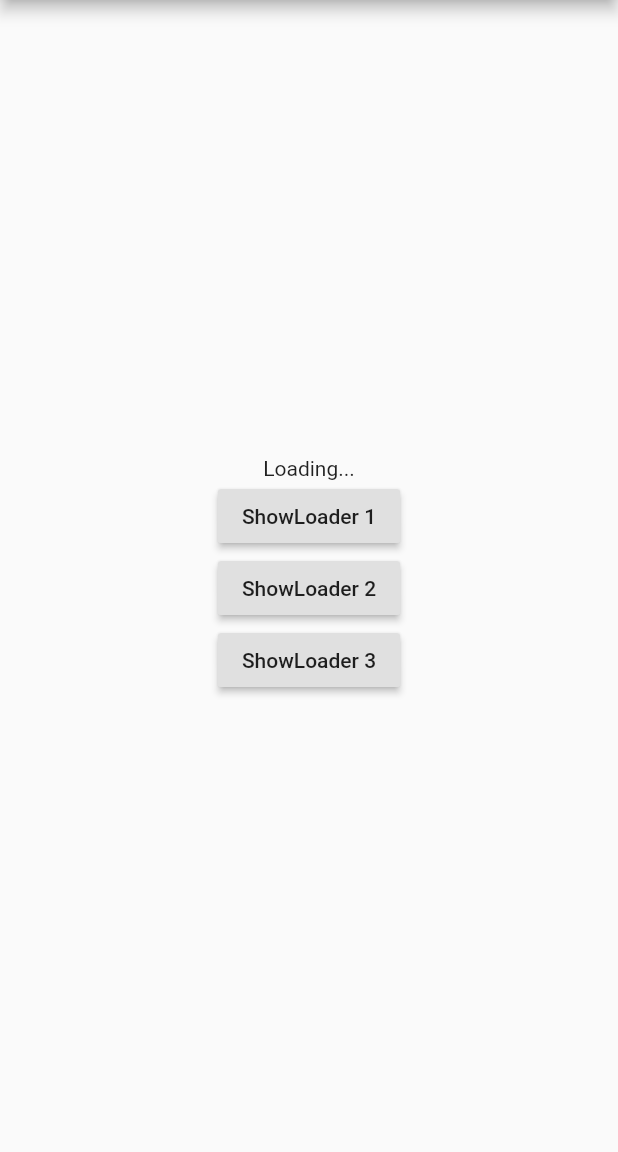
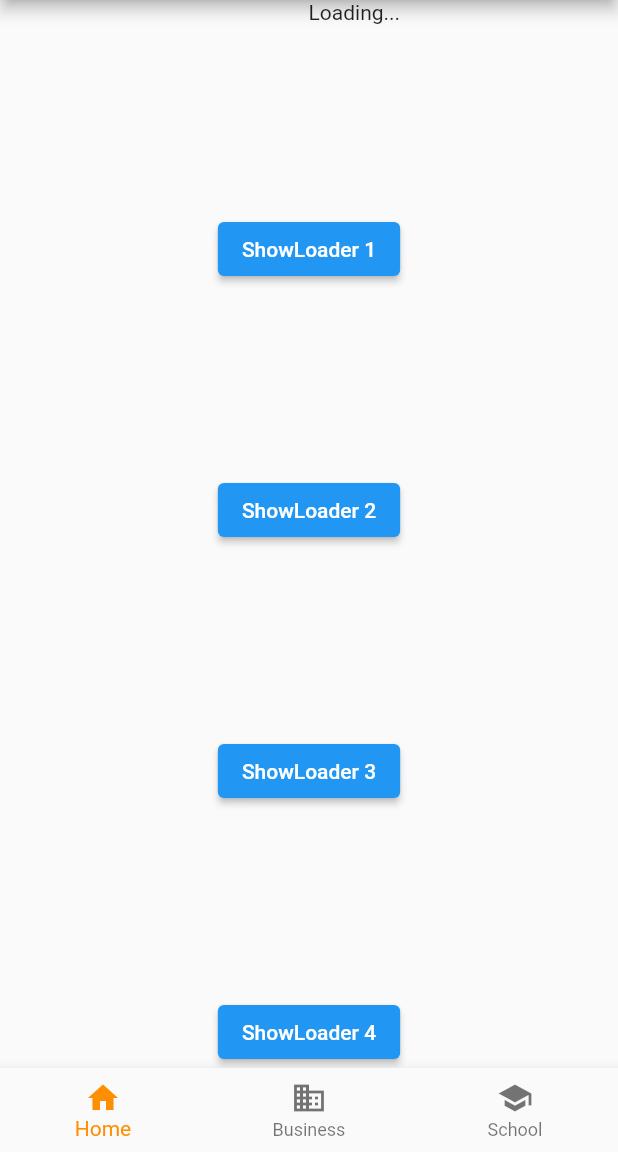
Before and after one commit to spporan/FlutterOverlayLoader, a Flutter app: the screen it shows after launch, on a phone screen of 412 x 824 dp, the part 84-1236 px from its top. Run offline on Flutter 3.47's test engine with Material 2 defaults, Android fonts, the phone set to English and light mode, and no system bars.

```diff
--- a/example/lib/main.dart
+++ b/example/lib/main.dart
@@ -1,6 +1,5 @@
 import 'package:flutter/material.dart';
 import 'package:flutter_overlay_loader/flutter_overlay_loader.dart';
-
 
 void main() => runApp(MyApp());
 
@@ -18,7 +17,7 @@ class MyApp extends StatelessWidget {
 }
 
 class MyHomePage extends StatefulWidget {
-  MyHomePage({Key key, this.title}) : super(key: key);
+  MyHomePage({key, this.title}) : super(key: key);
 
   final String title;
 
@@ -26,76 +25,113 @@ class MyHomePage extends StatefulWidget {
   _MyHomePageState createState() => _MyHomePageState();
 }
 
-class _MyHomePageState extends State<MyHomePage> with SingleTickerProviderStateMixin {
-
-@override
+class _MyHomePageState extends State<MyHomePage>
+    with SingleTickerProviderStateMixin {
+  @override
   void dispose() {
-  Loader.hide();
-  print("Called dispose");
+    Loader.hide();
+    print("Called dispose");
 
     super.dispose();
   }
+
+  void _onItemTapped(int index) {
+
+  }
+
+
   @override
   Widget build(BuildContext context) {
+    final bottomPadding = MediaQuery.of(context).viewInsets.bottom;
+
+    print("bottomPadding $bottomPadding");
     return Scaffold(
       appBar: AppBar(
         title: Text(widget.title),
       ),
       body: Center(
         child: Column(
-          mainAxisAlignment: MainAxisAlignment.center,
+          mainAxisAlignment: MainAxisAlignment.spaceBetween,
+          crossAxisAlignment: CrossAxisAlignment.end,
           children: <Widget>[
             Text(
               'Loading...',
             ),
-            RaisedButton(
+            ElevatedButton(
                 child: Text("ShowLoader 1"),
-                onPressed: (){
+                onPressed: () {
                   //default
-                  Loader.show(context,progressIndicator:LinearProgressIndicator());
+                  Loader.show(context,
+                      progressIndicator: LinearProgressIndicator());
 
-                  Future.delayed(Duration(seconds: 10),(){
-
+                  Future.delayed(Duration(seconds: 10), () {
                     Loader.hide();
                   });
-
-
-
                 }),
-            RaisedButton(
+            ElevatedButton(
                 child: Text("ShowLoader 2"),
-                onPressed: (){
-
-                  Loader.show(context,progressIndicator: CircularProgressIndicator(backgroundColor: Colors.red,),themeData: Theme.of(context).copyWith(accentColor: Colors.green));
-                  Future.delayed(Duration(seconds: 3),(){
-
+                onPressed: () {
+                  Loader.show(context,
+                      isBottomBarOverlay: false,
+                      progressIndicator: CircularProgressIndicator(
+                        backgroundColor: Colors.red,
+                      ),
+                      themeData: Theme.of(context)
+                          .copyWith(accentColor: Colors.green));
+                  Future.delayed(Duration(seconds: 3), () {
                     Loader.hide();
-
                   });
-
-
-
                 }),
-            RaisedButton(
+            ElevatedButton(
                 child: Text("ShowLoader 3"),
-                onPressed: (){
-                  Loader.show(
+                onPressed: () {
+                  Loader.show(context,
+                      isAppbarOverlay: true,
+                      isBottomBarOverlay: false,
+                      progressIndicator: CircularProgressIndicator(),
+                      themeData: Theme.of(context)
+                          .copyWith(accentColor: Colors.black38),
+                      overlayColor: Color(0x99E8EAF6));
+                  Future.delayed(Duration(seconds: 3), () {
+                    Loader.hide();
+                  });
+                }),
+            ElevatedButton(
+                child: Text("ShowLoader 4"),
+                onPressed: () {
+                  /*Loader.show(
                       context,progressIndicator: CircularProgressIndicator(),
                       themeData: Theme.of(context).copyWith(accentColor: Colors.black38),
-                    overlayColor:Color(0x99E8EAF6)
-                  );
-                  Future.delayed(Duration(seconds: 3),(){
+                      overlayColor:Color(0x99E8EAF6)
+                  );*/
+                  /* Future.delayed(Duration(seconds: 3),(){
                     Loader.hide();
-                  });
+                  });*/
 
-
-
+                  Loader.hide();
                 }),
-
           ],
         ),
       ),
-
+      bottomNavigationBar: BottomNavigationBar(
+        items: const <BottomNavigationBarItem>[
+          BottomNavigationBarItem(
+            icon: Icon(Icons.home),
+            label: 'Home',
+          ),
+          BottomNavigationBarItem(
+            icon: Icon(Icons.business),
+            label: 'Business',
+          ),
+          BottomNavigationBarItem(
+            icon: Icon(Icons.school),
+            label: 'School',
+          ),
+        ],
+        currentIndex: 0,
+        selectedItemColor: Colors.amber[800],
+        onTap: _onItemTapped
+      ),
     );
   }
 }
--- a/pubspec.yaml
+++ b/pubspec.yaml
@@ -1,12 +1,12 @@
 name: flutter_overlay_loader
 description: A new Flutter package for developer who want to show overlay loader or progressbar for completing future task.
-version: 0.0.2
+version: 0.1.0
 
 homepage: https://github.com/spporan/FlutterOverlayLoader
 
 
 environment:
-  sdk: ">=2.1.0 <3.0.0"
+  sdk: '>=2.12.0 <3.0.0'
 
 dependencies:
   flutter:
```
Also changed, not shown: example/pubspec.yaml (+5 -2 lines), lib/flutter_overlay_loader.dart (+72 -39 lines), example/pubspec.lock, pubspec.lock, 4 other files.
